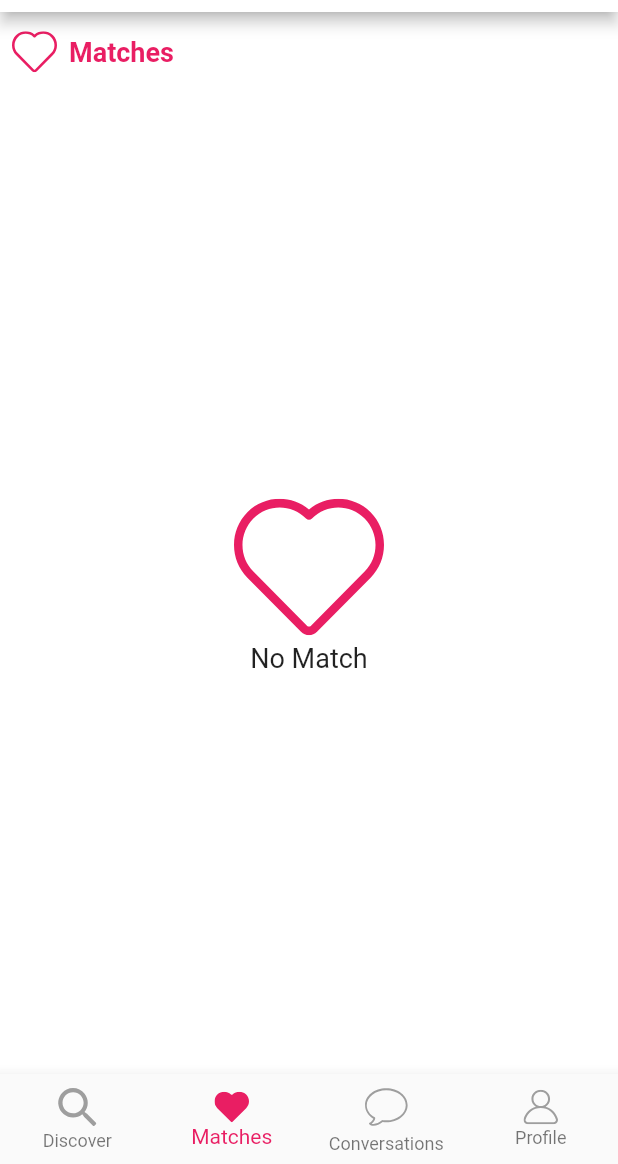
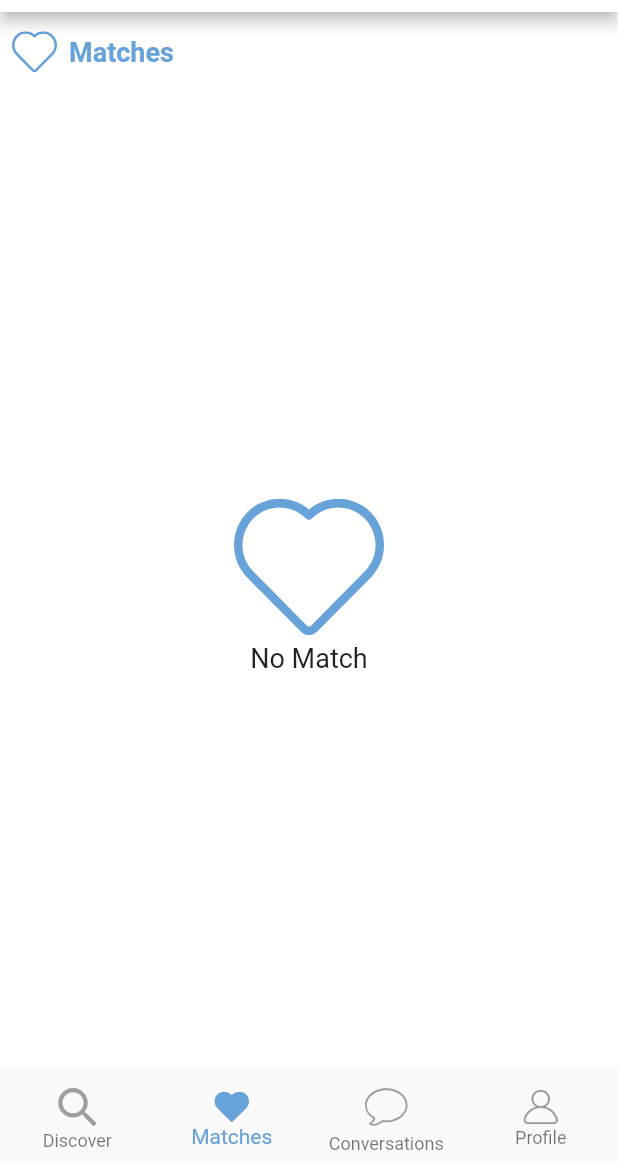
Before and after one commit to vimala-pedapati/dating_app, a Flutter app: the HomeScreen screen opened directly, item 2 of the bottom bar chosen, on a phone screen of 412 x 824 dp, the part 72-1236 px from its top. Run offline on Flutter 3.47's test engine with Material 2 defaults, Android fonts, the phone set to English and light mode, and no system bars; our stand-ins replace cloud_firestore, country_code_picker, firebase_auth, firebase_core, firebase_messaging, firebase_storage and 12 more; missing offline and left inert: flutter_cupertino_datetime_picker, place_picker; accounts and stored records are empty; network calls fail.

Commit message:
colors changed to blue and pink

```diff
--- a/lib/constants/constants.dart
+++ b/lib/constants/constants.dart
@@ -5,8 +5,8 @@ import 'package:flutter/material.dart';
 /// APP SETINGS INFO CONSTANTS - SECTION ///
 ///
 const String APP_NAME = "Flutter Dating App";
-const Color APP_PRIMARY_COLOR = Colors.pink;
-const Color APP_ACCENT_COLOR = Colors.pinkAccent;
+const Color APP_PRIMARY_COLOR = Color(0xfffff67a3d9);
+const Color APP_ACCENT_COLOR = Color(0xfffff6d2e0);
 const String APP_VERSION_NAME = "Android v1.0.0 & iOS v1.0.0";
 const int ANDROID_APP_VERSION_NUMBER = 1; // Google Play Version Number
 const int IOS_APP_VERSION_NUMBER = 1; // App Store Version Number
@@ -31,9 +31,9 @@ const String IOS_INTERSTITIAL_ID = "YOUR iOS AD ID";
 const List<Locale> SUPPORTED_LOCALES = [
   Locale('en'),
 ];
+
 ///
 /// END APP SETINGS - SECTION
-
 
 ///
 /// DATABASE COLLECTIONS FIELD - SECTION
```
